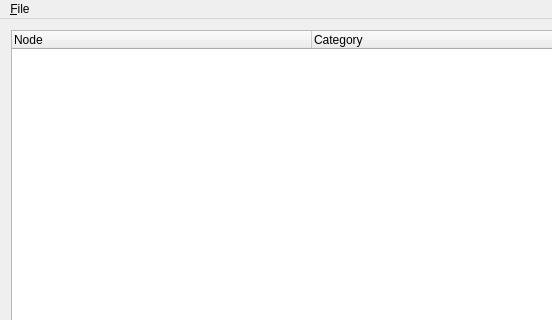
Qt form MainWindow.ui (D-Pointer/imperium-behavior-tree-editor) before a commit; both pictures show x 0 to 552 and y 0 to 320 of the 845 by 602 pixel window.
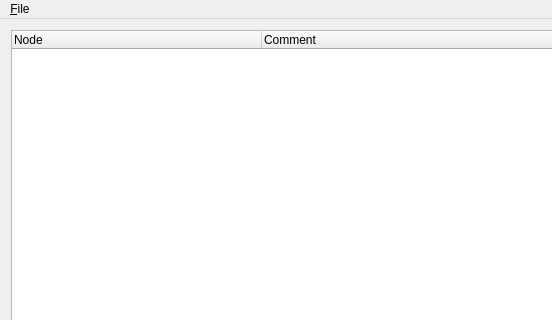
The same form after that commit. Custom widgets are drawn as their Qt base class.

Diff of the .ui file:
```diff
--- a/MainWindow.ui
+++ b/MainWindow.ui
@@ -27,7 +27,7 @@
        <enum>QAbstractItemView::InternalMove</enum>
       </property>
       <attribute name="headerDefaultSectionSize">
-       <number>300</number>
+       <number>250</number>
       </attribute>
       <column>
        <property name="text">
@@ -36,7 +36,7 @@
       </column>
       <column>
        <property name="text">
-        <string>Category</string>
+        <string>Comment</string>
        </property>
       </column>
      </widget>
```
Left out of the diff: 2 changed lines with no effect on the pictures.
